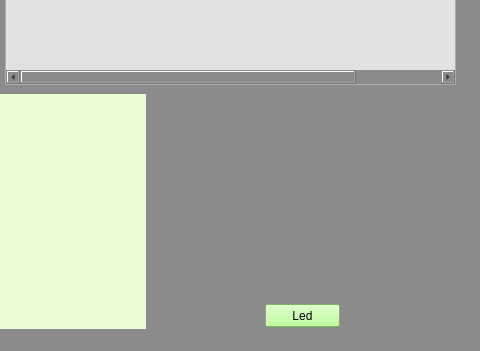
Old version of the form Principal.ui in the repository diegocarreno01/InterfazSensores; both pictures show x 205 to 685 and y 215 to 566 of the 685 by 566 pixel window.
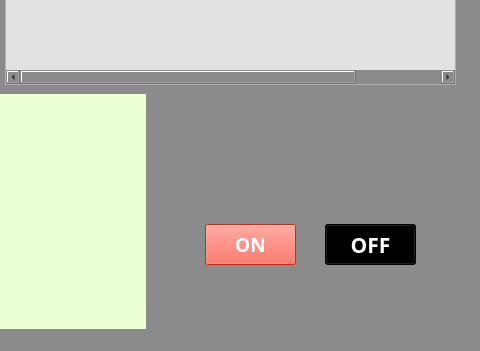
New version of the form. Icons and pictures are not drawn.

Patch:
```diff
--- a/Principal.ui
+++ b/Principal.ui
@@ -316,10 +316,10 @@
    <widget class="QLabel" name="label">
     <property name="geometry">
      <rect>
-      <x>366</x>
-      <y>292</y>
-      <width>291</width>
-      <height>191</height>
+      <x>430</x>
+      <y>300</y>
+      <width>141</width>
+      <height>91</height>
      </rect>
     </property>
     <property name="text">
@@ -335,23 +335,59 @@
    <widget class="QPushButton" name="Led">
     <property name="geometry">
      <rect>
-      <x>470</x>
-      <y>500</y>
-      <width>75</width>
-      <height>23</height>
+      <x>410</x>
+      <y>420</y>
+      <width>91</width>
+      <height>41</height>
      </rect>
     </property>
+    <property name="font">
+     <font>
+      <family>Rockwell Extra Bold</family>
+      <pointsize>14</pointsize>
+      <weight>75</weight>
+      <bold>true</bold>
+     </font>
+    </property>
     <property name="styleSheet">
-     <string notr="true">color: rgb(0, 0, 0);
-background-color: rgb(170, 255, 127);</string>
+     <string notr="true">color: rgb(255, 255, 255);
+background-color: rgb(255, 70, 46);
+border-top-color: rgb(255, 255, 255);</string>
     </property>
     <property name="text">
-     <string>Led</string>
+     <string>ON</string>
     </property>
     <property name="default">
      <bool>false</bool>
     </property>
    </widget>
+   <widget class="QPushButton" name="OFF">
+    <property name="geometry">
+     <rect>
+      <x>530</x>
+      <y>420</y>
+      <width>91</width>
+      <height>41</height>
+     </rect>
+    </property>
+    <property name="font">
+     <font>
+      <family>Rockwell Extra Bold</family>
+      <pointsize>16</pointsize>
+      <weight>75</weight>
+      <bold>true</bold>
+     </font>
+    </property>
+    <property name="styleSheet">
+     <string notr="true">color: rgb(255, 255, 255);
+background-color: rgb(0, 0, 0);
+border-top-color: rgb(255, 255, 255);
+</string>
+    </property>
+    <property name="text">
+     <string>OFF</string>
+    </property>
+   </widget>
    <zorder>Button01</zorder>
    <zorder>Label01</zorder>
    <zorder>Button04</zorder>
```
Left out of the diff: 7 changed lines with no effect on the pictures.
